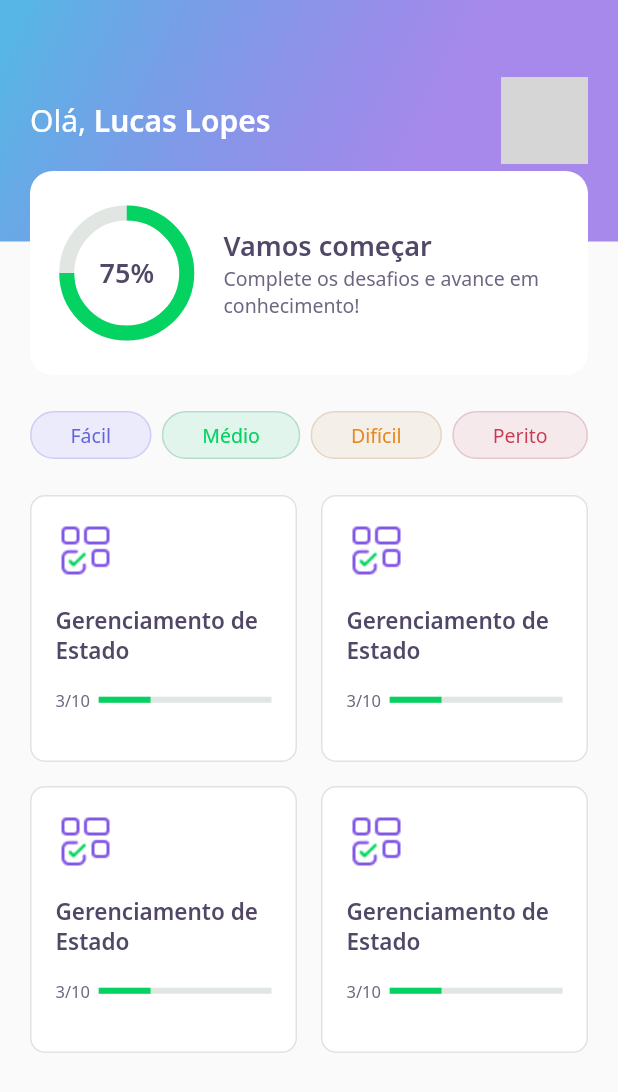
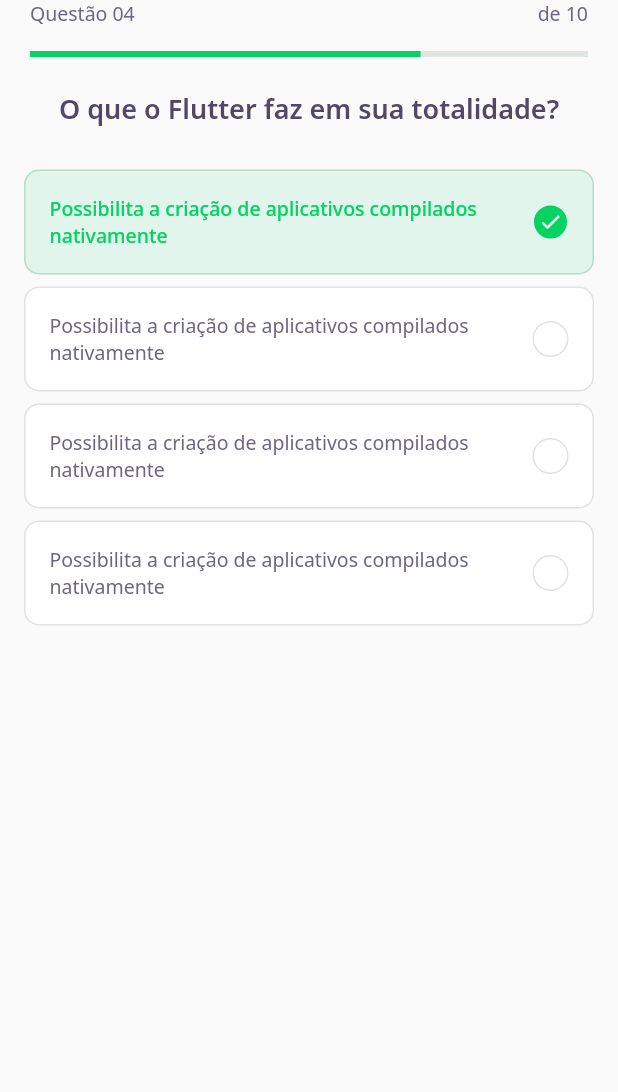
Before and after one commit to lucaslopesx/DevQuiz-Flutter-NLW5, a Flutter app: the screen it shows after launch, on a phone screen of 412 x 824 dp. Shown: the top 1092 px of the screen. Run offline on Flutter 3.47's test engine with Material 2 defaults, Android fonts, the phone set to English and light mode, and no system bars; our stand-ins replace google_fonts; grey boxes are pictures that could not be loaded.

Commit message:
COMMIT creation of challenge_page and some updates

```diff
--- /dev/null
+++ b/devquiz/lib/challenge/challenge_page.dart
@@ -0,0 +1,23 @@
+import 'package:devquiz/challenge/widgets/question_indicator/question_indicator_widget.dart';
+import 'package:devquiz/challenge/widgets/quiz/quiz_widget.dart';
+import 'package:flutter/material.dart';
+
+class ChallengePage extends StatefulWidget {
+  @override
+  _ChallengePageState createState() => _ChallengePageState();
+}
+
+class _ChallengePageState extends State<ChallengePage> {
+  @override
+  Widget build(BuildContext context) {
+    return Scaffold(
+      appBar: PreferredSize(
+        preferredSize: Size.fromHeight(60),
+        child: SafeArea(top: true, child: QuestionIndicatorWidget()),
+      ),
+      body: QuizWidget(
+        title: "O que o Flutter faz em sua totalidade?",
+      ),
+    );
+  }
+}
--- /dev/null
+++ b/devquiz/lib/challenge/widgets/answer/answer_widget.dart
@@ -0,0 +1,81 @@
+import 'package:devquiz/core/app_colors.dart';
+import 'package:devquiz/core/app_text_styles.dart';
+import 'package:flutter/material.dart';
+
+class AnswerWidget extends StatelessWidget {
+  final String title;
+  final bool isRight;
+  final bool isSelected;
+
+  const AnswerWidget({
+    Key? key,
+    required this.title,
+    this.isRight = false,
+    this.isSelected = false,
+  }) : super(key: key);
+
+  Color get _selectedColorRight =>
+      isRight ? AppColors.darkGreen : AppColors.darkRed;
+
+  Color get _selectedBorderRight =>
+      isRight ? AppColors.lightGreen : AppColors.lightRed;
+
+  Color get _selectedColorCardRight =>
+      isRight ? AppColors.lightGreen : AppColors.lightRed;
+
+  Color get _selectedBorderCardRight =>
+      isRight ? AppColors.green : AppColors.red;
+
+  TextStyle get _selectedTextStyleRight =>
+      isRight ? AppTextStyles.bodyDarkGreen : AppTextStyles.bodyDarkRed;
+
+  IconData get _selectedIconRight => isRight ? Icons.check : Icons.close;
+
+  @override
+  Widget build(BuildContext context) {
+    return Padding(
+      padding: const EdgeInsets.symmetric(horizontal: 16, vertical: 4),
+      child: Container(
+        padding: EdgeInsets.all(16),
+        decoration: BoxDecoration(
+            color: isSelected ? _selectedColorCardRight : AppColors.white,
+            borderRadius: BorderRadius.circular(10),
+            border: Border.fromBorderSide(BorderSide(
+              color: isSelected ? _selectedBorderCardRight : AppColors.border,
+            ))),
+        child: Row(
+          mainAxisAlignment: MainAxisAlignment.spaceBetween,
+          children: [
+            Expanded(
+              child: Text(
+                title,
+                style:
+                    isSelected ? _selectedTextStyleRight : AppTextStyles.body,
+              ),
+            ),
+            Container(
+              width: 24,
+              height: 24,
+              decoration: BoxDecoration(
+                  color: isSelected ? _selectedColorRight : AppColors.white,
+                  borderRadius: BorderRadius.circular(500),
+                  border: Border.fromBorderSide(
+                    BorderSide(
+                      color:
+                          isSelected ? _selectedBorderRight : AppColors.border,
+                    ),
+                  )),
+              child: isSelected
+                  ? Icon(
+                      _selectedIconRight,
+                      color: AppColors.white,
+                      size: 16,
+                    )
+                  : null,
+            )
+          ],
+        ),
+      ),
+    );
+  }
+}
--- /dev/null
+++ b/devquiz/lib/challenge/widgets/question_indicator/question_indicator_widget.dart
@@ -0,0 +1,33 @@
+import 'package:devquiz/core/app_text_styles.dart';
+import 'package:devquiz/shared/widgets/progress_indicator/progress_indicator_widget.dart';
+import 'package:flutter/material.dart';
+
+class QuestionIndicatorWidget extends StatelessWidget {
+  @override
+  Widget build(BuildContext context) {
+    return Container(
+      padding: const EdgeInsets.symmetric(horizontal: 20),
+      child: Column(
+        children: [
+          Row(
+            mainAxisAlignment: MainAxisAlignment.spaceBetween,
+            children: [
+              Text(
+                "Questão 04",
+                style: AppTextStyles.body,
+              ),
+              Text(
+                "de 10",
+                style: AppTextStyles.body,
+              )
+            ],
+          ),
+          SizedBox(
+            height: 16,
+          ),
+          ProgressIndicatorWidget(value: 0.7)
+        ],
+      ),
+    );
+  }
+}
--- /dev/null
+++ b/devquiz/lib/challenge/widgets/quiz/quiz_widget.dart
@@ -0,0 +1,42 @@
+import 'package:devquiz/challenge/widgets/answer/answer_widget.dart';
+import 'package:devquiz/core/app_text_styles.dart';
+import 'package:flutter/material.dart';
+
+class QuizWidget extends StatelessWidget {
+  final String title;
+  QuizWidget({Key? key, required this.title}) : super(key: key);
+  @override
+  Widget build(BuildContext context) {
+    return Container(
+      child: Column(
+        children: [
+          Text(
+            title,
+            style: AppTextStyles.heading,
+          ),
+          SizedBox(
+            height: 24,
+          ),
+          AnswerWidget(
+            isRight: true,
+            isSelected: true,
+            title:
+                "Possibilita a criação de aplicativos compilados nativamente",
+          ),
+          AnswerWidget(
+            title:
+                "Possibilita a criação de aplicativos compilados nativamente",
+          ),
+          AnswerWidget(
+            title:
+                "Possibilita a criação de aplicativos compilados nativamente",
+          ),
+          AnswerWidget(
+            title:
+                "Possibilita a criação de aplicativos compilados nativamente",
+          )
+        ],
+      ),
+    );
+  }
+}
--- a/devquiz/lib/core/app_widget.dart
+++ b/devquiz/lib/core/app_widget.dart
@@ -1,3 +1,4 @@
+import 'package:devquiz/challenge/challenge_page.dart';
 import 'package:devquiz/home/home_page.dart';
 import 'package:devquiz/splash/splash_page.dart';
 import 'package:flutter/material.dart';
@@ -7,7 +8,7 @@ class AppWidget extends StatelessWidget {
   Widget build(BuildContext context) {
     return MaterialApp(
       title: "DevQuiz",
-      home: HomePage(),
+      home: ChallengePage(),
     );
   }
 }
--- a/devquiz/lib/home/widgets/quiz_card/quiz_card_widget.dart
+++ b/devquiz/lib/home/widgets/quiz_card/quiz_card_widget.dart
@@ -1,6 +1,7 @@
 import 'package:devquiz/core/app_colors.dart';
 import 'package:devquiz/core/app_images.dart';
 import 'package:devquiz/core/app_text_styles.dart';
+import 'package:devquiz/shared/widgets/progress_indicator/progress_indicator_widget.dart';
 import 'package:flutter/material.dart';
 
 class QuizCardWidget extends StatelessWidget {
@@ -41,14 +42,10 @@ class QuizCardWidget extends StatelessWidget {
                 ),
               ),
               Expanded(
-                flex: 4,
-                child: LinearProgressIndicator(
-                  value: 0.3,
-                  backgroundColor: AppColors.chartSecondary,
-                  valueColor:
-                      AlwaysStoppedAnimation<Color>(AppColors.chartPrimary),
-                ),
-              )
+                  flex: 4,
+                  child: ProgressIndicatorWidget(
+                    value: 0.3,
+                  ))
             ],
           )
         ],
--- /dev/null
+++ b/devquiz/lib/shared/widgets/progress_indicator/progress_indicator_widget.dart
@@ -0,0 +1,15 @@
+import 'package:devquiz/core/app_colors.dart';
+import 'package:flutter/material.dart';
+
+class ProgressIndicatorWidget extends StatelessWidget {
+  final double value;
+  ProgressIndicatorWidget({Key? key, required this.value}) : super(key: key);
+  @override
+  Widget build(BuildContext context) {
+    return LinearProgressIndicator(
+      value: value,
+      backgroundColor: AppColors.chartSecondary,
+      valueColor: AlwaysStoppedAnimation<Color>(AppColors.chartPrimary),
+    );
+  }
+}
```
